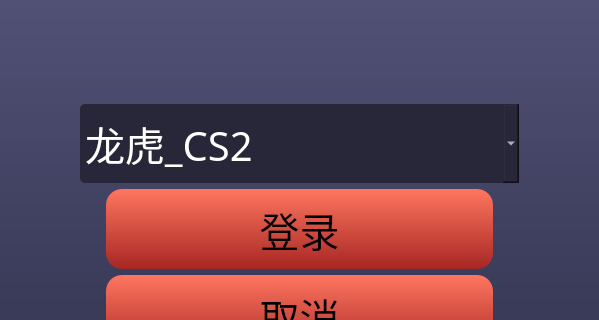
QPKJEDL/deskgame, file DragonTiger/login.ui: the form before one commit; both pictures show x 98 to 697 and y 0 to 320 of the 795 by 458 pixel window.
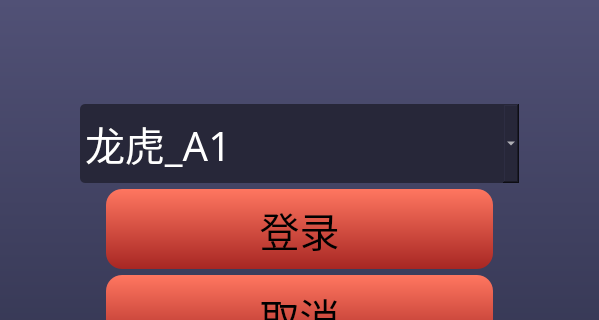
The form after the commit.

Diff of the .ui file:
```diff
--- a/DragonTiger/login.ui
+++ b/DragonTiger/login.ui
@@ -66,7 +66,7 @@
        </property>
        <item>
         <property name="text">
-         <string>龙虎_CS2</string>
+         <string>龙虎_A1</string>
         </property>
        </item>
       </widget>
```
